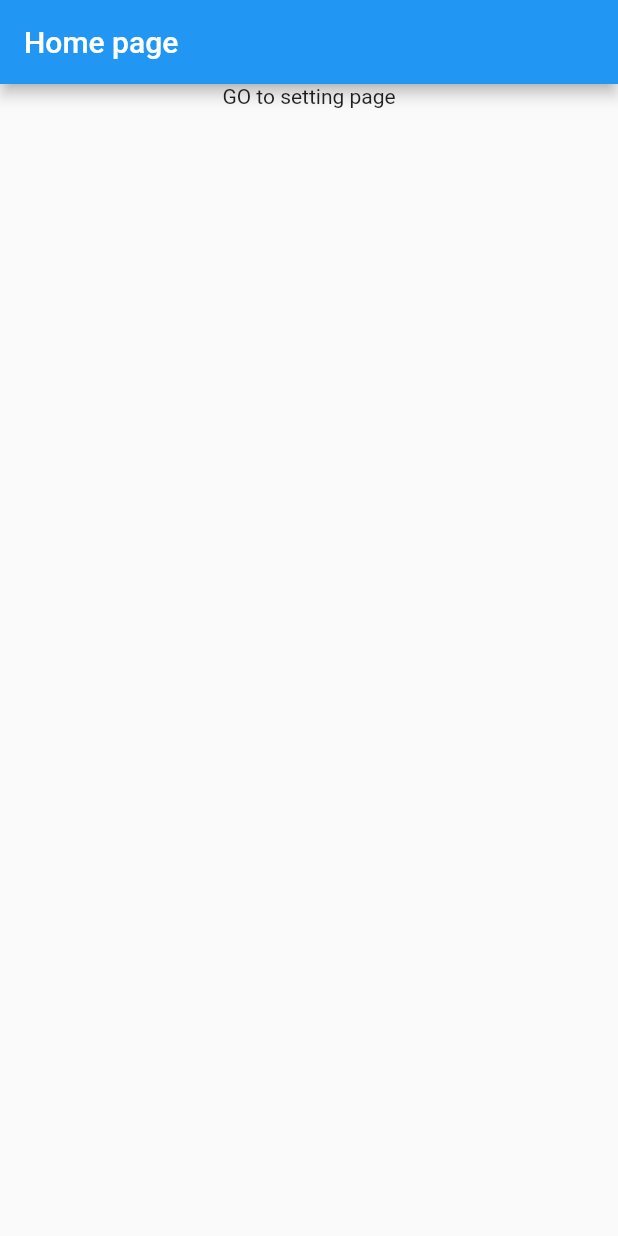
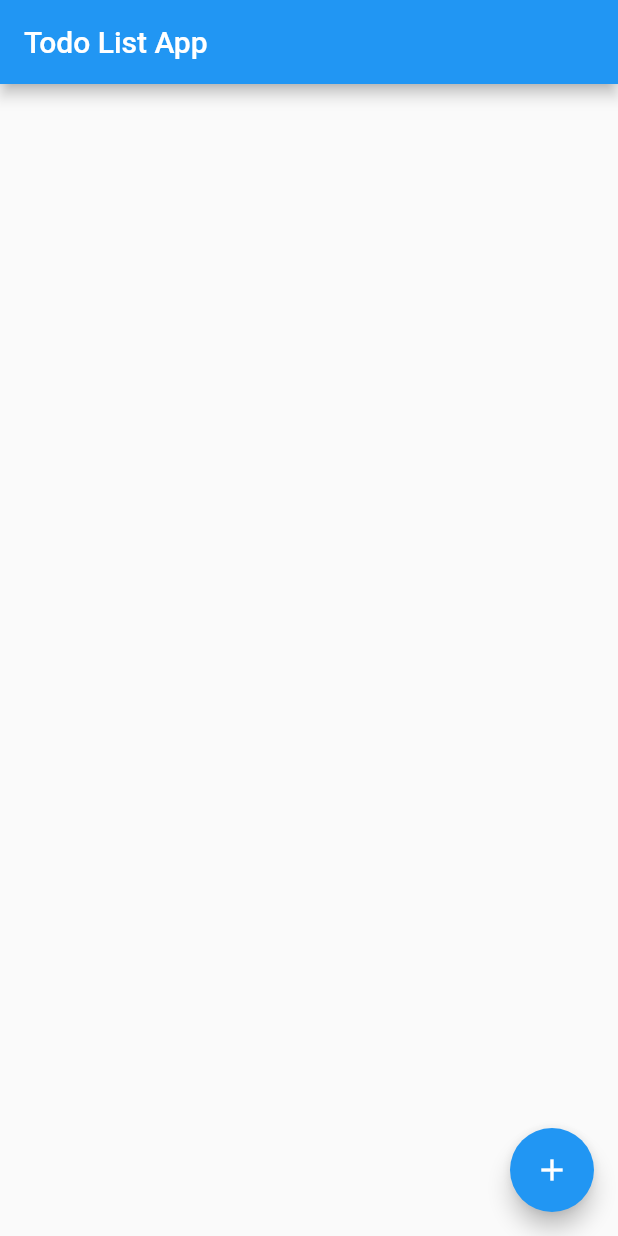
Before and after one commit to surajadkhari/fluttertuotial-gca-, a Flutter app: the screen it shows after launch, on a phone screen of 412 x 824 dp. Run offline on Flutter 3.47's test engine with Material 2 defaults, Android fonts, the phone set to English and light mode, and no system bars.

Commit message:
todo app

```diff
--- a/lib/main.dart
+++ b/lib/main.dart
@@ -1,6 +1,132 @@
 import 'package:flutter/material.dart';
-import 'package:flutterGCA/screen/home.dart';
-import 'package:flutterGCA/screen/setting_homepage.dart';
 
-void main() =>
-    runApp(MaterialApp(debugShowCheckedModeBanner: false, home: Homepage()));
+void main() => runApp(new TodoApp());
+
+class TodoApp extends StatelessWidget {
+  @override
+  Widget build(BuildContext context) {
+    return new MaterialApp(title: 'Todo List', home: new TodoList());
+  }
+}
+
+class Todo {
+  int id;
+  String title;
+  DateTime date;
+
+  Todo({this.id, this.title, this.date});
+}
+
+class TodoList extends StatefulWidget {
+  @override
+  createState() => new TodoListState();
+}
+
+class TodoListState extends State<TodoList> {
+  List<Todo> _todoList = [];
+
+  void _addTodoItem(Todo task) {
+    if (task.title != null) {
+      setState(() {
+        _todoList.add(task);
+        _todoList.sort((a, b) => b.date.compareTo(a.date));
+      });
+    }
+  }
+
+  void _editTodoItem(Todo task, int index) {
+    if (task.title != null) {
+      setState(() {
+        _todoList.removeAt(index);
+        _todoList.add(task);
+        _todoList.sort((a, b) => b.date.compareTo(a.date));
+      });
+    }
+  }
+
+  void _removeTodoItem(int index) {
+    setState(() => _todoList.removeAt(index));
+  }
+
+  // Build the whole list of todo items
+  Widget _buildTodoList() {
+    return new ListView.builder(
+      itemBuilder: (context, index) {
+        if (index < _todoList.length) {
+          return _buildTodoItem(_todoList[index], index);
+        }
+      },
+    );
+  }
+
+  // Build a single todo item
+  Widget _buildTodoItem(Todo todoText, int index) {
+    return new ListTile(
+      title: new Text(todoText.title),
+      subtitle: new Text(todoText.date.toString().substring(0, 19)),
+      trailing: PopupMenuButton(
+        itemBuilder: (context) {
+          return [
+            PopupMenuItem(
+              child: Text("Edit"),
+              value: 'edit',
+            ),
+            PopupMenuItem(
+              child: Text("Delete"),
+              value: 'delete',
+            )
+          ];
+        },
+        onSelected: (value) {
+          switch (value) {
+            case "edit":
+              {
+                pushAddTodoScreen(todoText, 'Edit todo', index);
+              }
+              break;
+            case "delete":
+              {
+                _removeTodoItem(index);
+              }
+              break;
+          }
+        },
+      ),
+    );
+  }
+
+  @override
+  Widget build(BuildContext context) {
+    return new Scaffold(
+      appBar: new AppBar(title: new Text('Todo List App')),
+      body: _buildTodoList(),
+      floatingActionButton: new FloatingActionButton(
+          onPressed: () => pushAddTodoScreen(Todo(title: ''), 'Add Todo', 0),
+          tooltip: 'Add task',
+          child: new Icon(Icons.add)),
+    );
+  }
+
+  pushAddTodoScreen(Todo todo, String title, int index) {
+    Navigator.of(context).push(new MaterialPageRoute(builder: (context) {
+      TextEditingController _todoController =
+          TextEditingController(text: todo.title ?? '');
+      return new Scaffold(
+          appBar: new AppBar(title: new Text(title ?? 'Add a new task')),
+          body: new TextField(
+            autofocus: true,
+            controller: _todoController,
+            onSubmitted: (val) {
+              if (index != 0)
+                _editTodoItem(Todo(date: DateTime.now(), title: val), index);
+              else
+                _addTodoItem(Todo(date: DateTime.now(), title: val));
+              Navigator.pop(context); // Close the add todo screen
+            },
+            decoration: new InputDecoration(
+                hintText: 'Enter something to do...',
+                contentPadding: const EdgeInsets.all(16.0)),
+          ));
+    }));
+  }
+}
```
